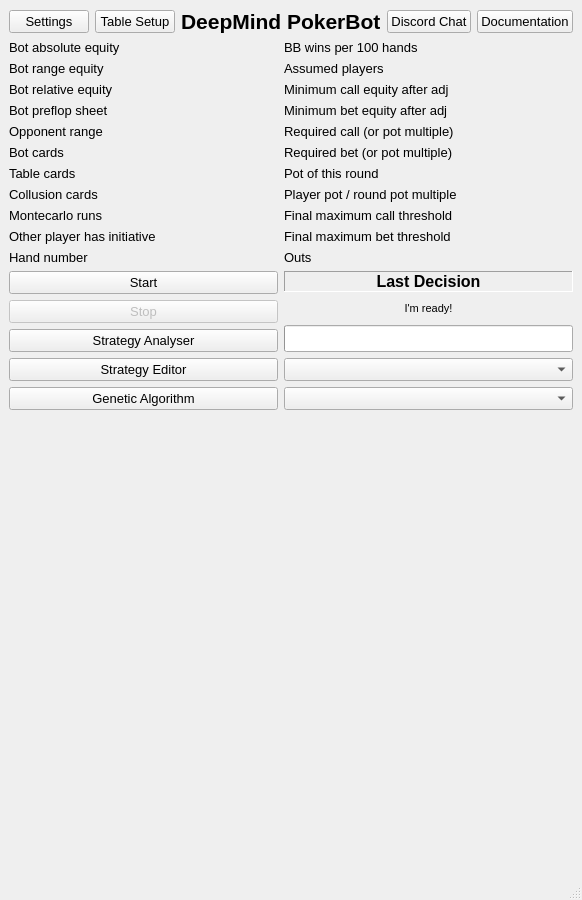
The window that poker/gui/ui/main_form.ui (dickreuter/Poker) describes before a commit, drawn with Qt 5.
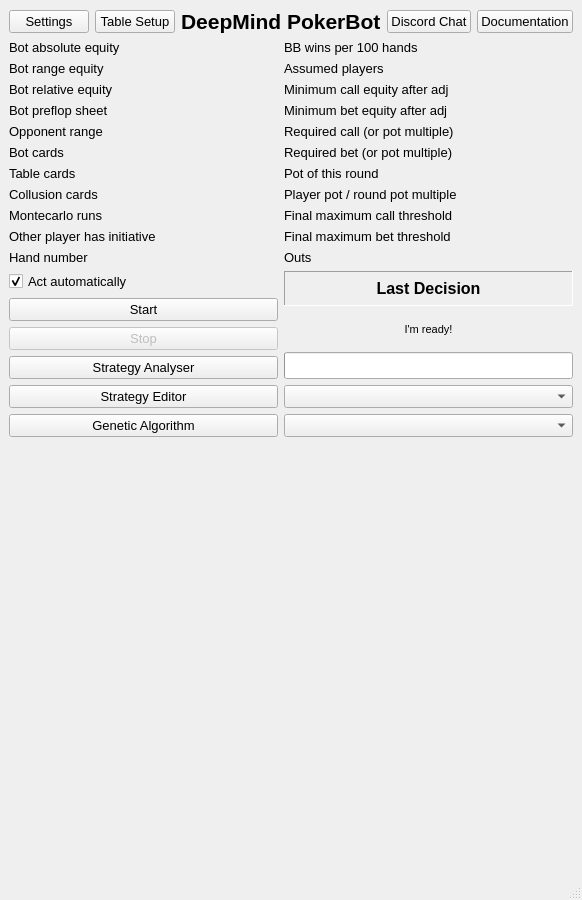
The same window after the commit.

Commit message: auto act option

What changed in the file:
```diff
--- a/poker/gui/ui/main_form.ui
+++ b/poker/gui/ui/main_form.ui
@@ -2,6 +2,14 @@
 <ui version="4.0">
  <class>Pokerbot</class>
  <widget class="QMainWindow" name="Pokerbot">
+  <property name="geometry">
+   <rect>
+    <x>0</x>
+    <y>0</y>
+    <width>570</width>
+    <height>900</height>
+   </rect>
+  </property>
   <property name="minimumSize">
    <size>
     <width>0</width>
@@ -75,6 +83,21 @@
     </item>
     <item row="5" column="0" colspan="3">
      <layout class="QVBoxLayout" name="verticalLayout_7">
+      <item>
+       <widget class="QCheckBox" name="auto_act">
+        <property name="font">
+         <font>
+          <pointsize>10</pointsize>
+         </font>
+        </property>
+        <property name="text">
+         <string>Act automatically</string>
+        </property>
+        <property name="checked">
+         <bool>true</bool>
+        </property>
+       </widget>
+      </item>
       <item>
        <widget class="QPushButton" name="button_resume">
         <property name="enabled">
@@ -630,7 +653,6 @@
         <property name="font">
          <font>
           <pointsize>12</pointsize>
-          <weight>75</weight>
           <bold>true</bold>
          </font>
         </property>
```
Left out of the diff: 1 changed line with no effect on the pictures. The commit also changes 3 other files.
